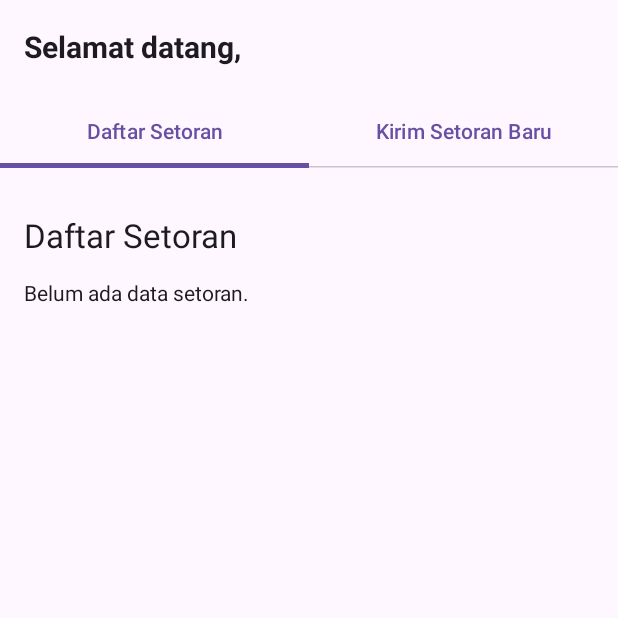
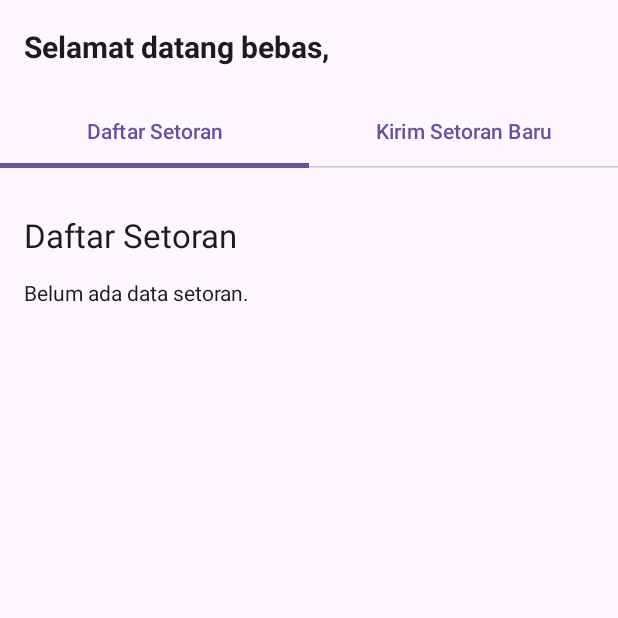
Before and after one commit to AdjiePutraRamdhani/setoranapp_mahsiswa, an Android app built with Jetpack Compose: the DashboardScreen screen opened through its navigation route, on a phone screen of 412 x 824 dp, the top half of it. Run offline under Robolectric (Android 15) with nearby library versions, the phone set to English and light mode, and no system bars.

Commit message:
selamat datang bebas

```diff
--- a/app/src/main/java/com/example/setoranhapalanmahasiswa/ui/DashboardScreen.kt
+++ b/app/src/main/java/com/example/setoranhapalanmahasiswa/ui/DashboardScreen.kt
@@ -22,7 +22,7 @@ fun DashboardScreen(nav: NavHostController, vm: AuthViewModel = viewModel()) {
             TopAppBar(
                 title = {
                     Text(
-                        text = "Selamat datang, ${vm.nama}",
+                        text = "Selamat datang bebas, ${vm.nama}",
                         fontSize = 20.sp,
                         fontWeight = FontWeight.Bold
                     )
```
